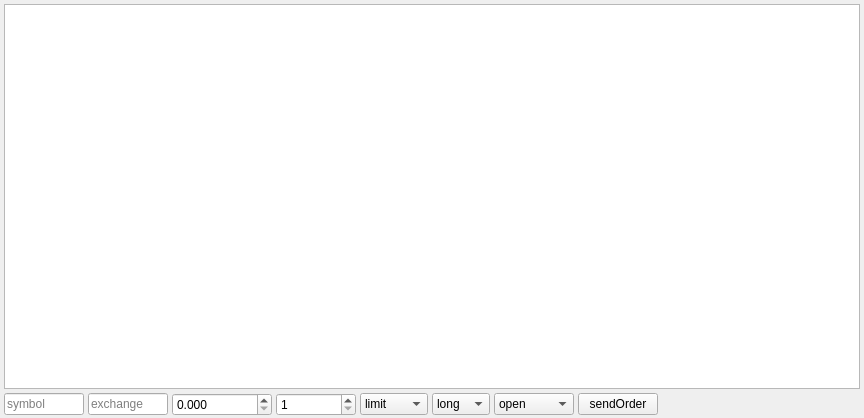
The window that allinone/ui/tickform.ui (xclxxl414/bftrader) describes before a commit, drawn with Qt 5.
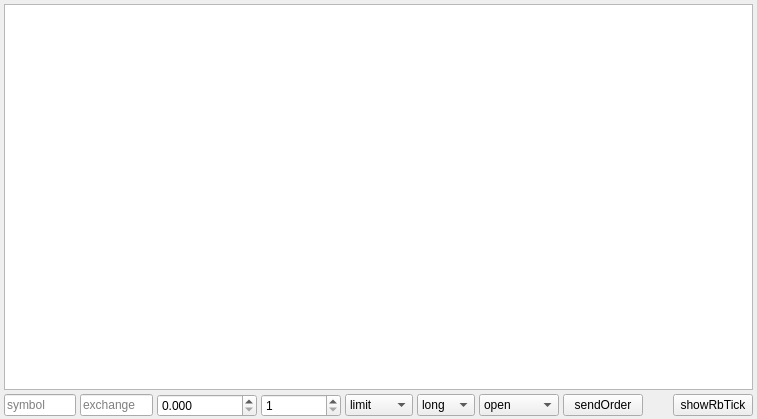
The same window after the commit.

The edit to the form file:
```diff
--- a/allinone/ui/tickform.ui
+++ b/allinone/ui/tickform.ui
@@ -6,8 +6,8 @@
    <rect>
     <x>0</x>
     <y>0</y>
-    <width>864</width>
-    <height>418</height>
+    <width>757</width>
+    <height>419</height>
    </rect>
   </property>
   <property name="windowTitle">
@@ -237,6 +237,13 @@
        </property>
       </spacer>
      </item>
+     <item>
+      <widget class="QPushButton" name="pushButtonTick">
+       <property name="text">
+        <string>showRbTick</string>
+       </property>
+      </widget>
+     </item>
     </layout>
    </item>
   </layout>
```
